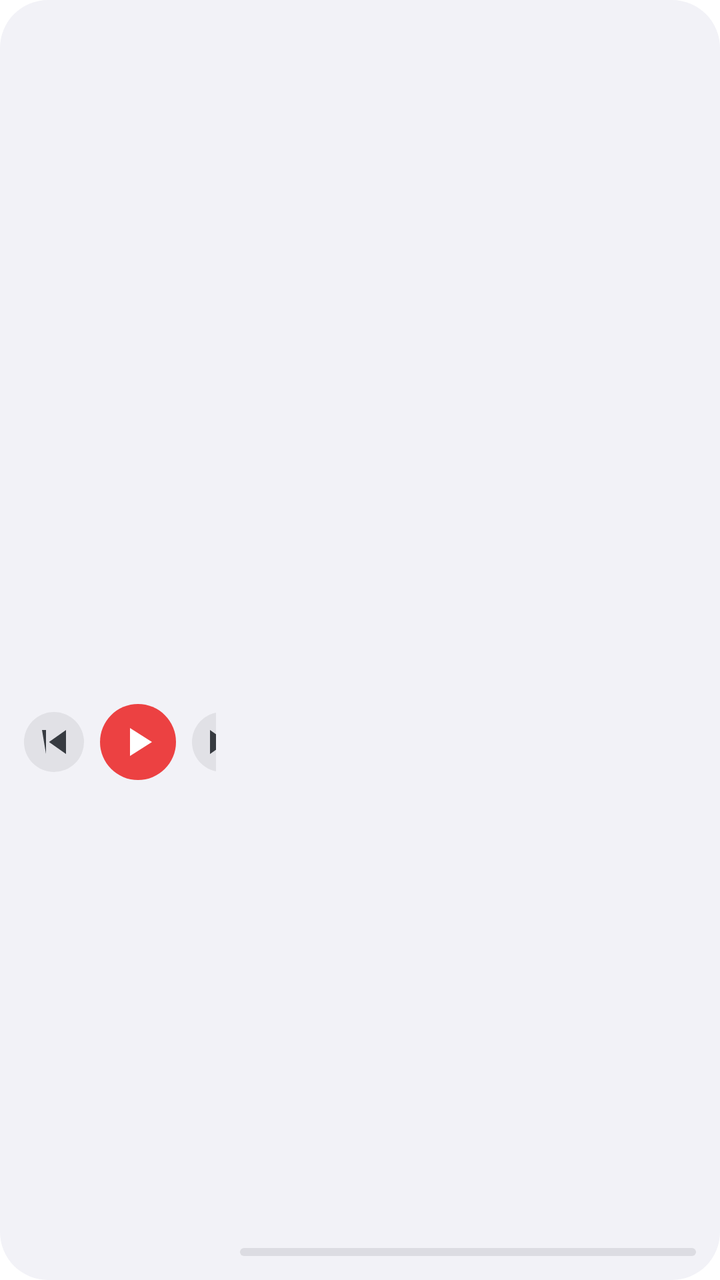
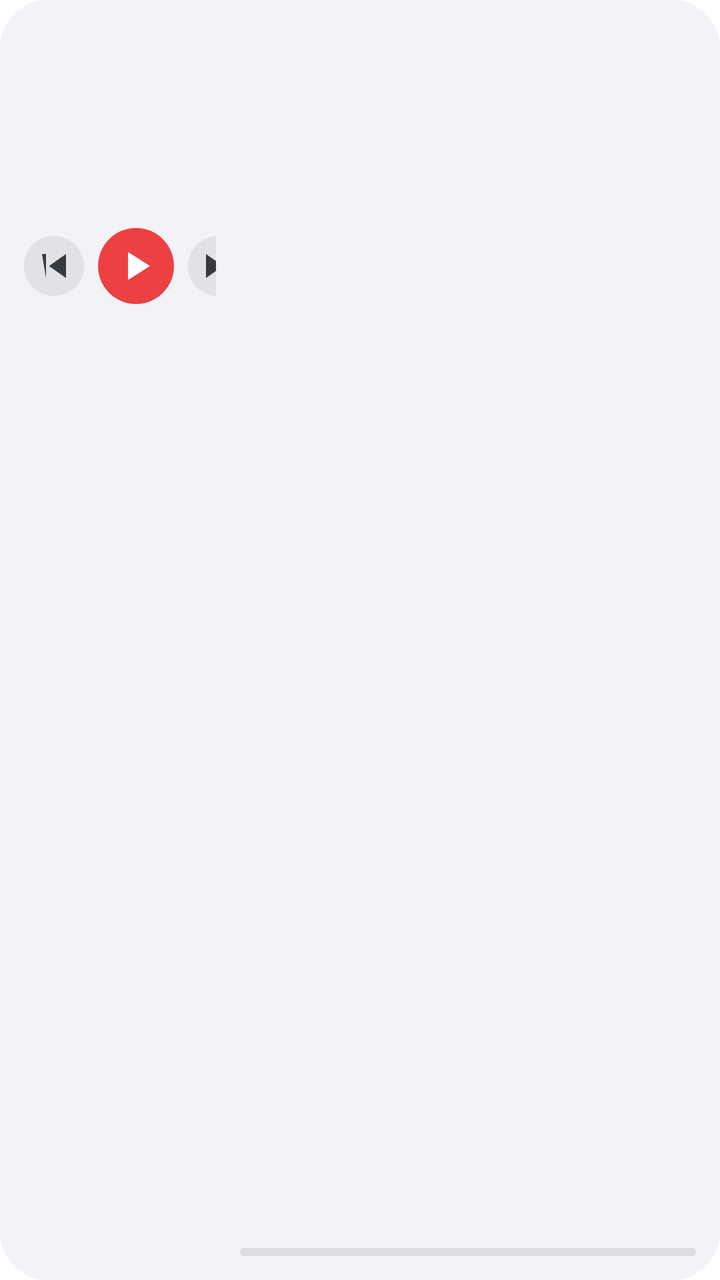

Compare the two renders of this Android layout. The source of the first and the diff that turns it into the second are given below.
<!-- AndroidManifest.xml: fallback theme Theme.MaterialComponents.DayNight.NoActionBar -->
<!-- res/layout/player_widget_lyric.xml -->
<?xml version="1.0" encoding="utf-8"?>
<LinearLayout xmlns:android="http://schemas.android.com/apk/res/android"
    android:id="@+id/root"
    android:layout_width="match_parent"
    android:layout_height="match_parent"
    android:orientation="horizontal"
    android:background="@drawable/widget_bg"
    android:padding="12dp">

    
    <LinearLayout
        android:layout_width="96dp"
        android:layout_height="match_parent"
        android:orientation="vertical"
        android:gravity="center">

        <ImageView
            android:id="@+id/cover"
            android:layout_width="96dp"
            android:layout_height="96dp"
            android:scaleType="centerCrop"
            android:contentDescription="@string/widget_label" />

        <LinearLayout
            android:layout_width="wrap_content"
            android:layout_height="wrap_content"
            android:layout_marginTop="6dp"
            android:orientation="horizontal"
            android:gravity="center_vertical">

            <ImageButton
                android:id="@+id/btnPrev"
                android:layout_width="30dp"
                android:layout_height="30dp"
                android:background="@drawable/widget_btn_circle"
                android:src="@drawable/ic_skip_previous"
                android:tint="@color/widget_icon"
                android:scaleType="centerInside"
                android:contentDescription="@string/widget_label" />

            <ImageButton
                android:id="@+id/btnPlay"
                android:layout_width="38dp"
                android:layout_height="38dp"
                android:layout_marginStart="8dp"
                android:layout_marginEnd="8dp"
                android:background="@drawable/widget_play_btn"
                android:src="@drawable/ic_play"
                android:scaleType="centerInside"
                android:contentDescription="@string/widget_label" />

            <ImageButton
                android:id="@+id/btnNext"
                android:layout_width="30dp"
                android:layout_height="30dp"
                android:background="@drawable/widget_btn_circle"
                android:src="@drawable/ic_skip_next"
                android:tint="@color/widget_icon"
                android:scaleType="centerInside"
                android:contentDescription="@string/widget_label" />
        </LinearLayout>
    </LinearLayout>

    
    <LinearLayout
        android:layout_width="0dp"
        android:layout_height="match_parent"
        android:layout_weight="1"
        android:layout_marginStart="12dp"
        android:orientation="vertical">

        <TextView
            android:id="@+id/songText"
            android:layout_width="match_parent"
            android:layout_height="wrap_content"
            android:textColor="@color/widget_text_primary"
            android:textSize="14sp"
            android:textStyle="bold"
            android:singleLine="true"
                android:ellipsize="end" />

        <TextView
            android:id="@+id/artistText"
            android:layout_width="match_parent"
            android:layout_height="wrap_content"
            android:layout_marginTop="1dp"
            android:textColor="@color/widget_text_secondary"
            android:textSize="10.5sp"
            android:textStyle="italic"
            android:singleLine="true"
            android:ellipsize="end" />

        <LinearLayout
            android:layout_width="match_parent"
            android:layout_height="0dp"
            android:layout_weight="1"
            android:layout_marginTop="4dp"
            android:orientation="vertical"
            android:gravity="center_vertical">

            <TextView
                android:id="@+id/lyricLine1"
                android:layout_width="match_parent"
                android:layout_height="wrap_content"
                android:minHeight="14dp"
                android:textColor="@color/widget_lyric_far"
                android:textSize="11sp"
                android:singleLine="true"
                android:ellipsize="end" />

            <TextView
                android:id="@+id/lyricLine2"
                android:layout_width="match_parent"
                android:layout_height="wrap_content"
                android:layout_marginTop="2dp"
                android:minHeight="15dp"
                android:textColor="@color/widget_lyric_near"
                android:textSize="11.5sp"
                android:singleLine="true"
                android:ellipsize="end" />

            
            <TextView
                android:id="@+id/lyricLine3"
                android:layout_width="match_parent"
                android:layout_height="wrap_content"
                android:layout_marginTop="2dp"
                android:minHeight="17dp"
                android:textColor="@color/widget_text_primary"
                android:textSize="13sp"
                android:textStyle="bold"
                android:singleLine="true"
                android:ellipsize="end" />

            <TextView
                android:id="@+id/lyricLine4"
                android:layout_width="match_parent"
                android:layout_height="wrap_content"
                android:layout_marginTop="2dp"
                android:minHeight="15dp"
                android:textColor="@color/widget_lyric_near"
                android:textSize="11.5sp"
                android:singleLine="true"
                android:ellipsize="end" />

            <TextView
                android:id="@+id/lyricLine5"
                android:layout_width="match_parent"
                android:layout_height="wrap_content"
                android:layout_marginTop="2dp"
                android:minHeight="14dp"
                android:textColor="@color/widget_lyric_far"
                android:textSize="11sp"
                android:singleLine="true"
                android:ellipsize="end" />
        </LinearLayout>

        <ProgressBar
            android:id="@+id/progress"
            style="?android:attr/progressBarStyleHorizontal"
            android:layout_width="match_parent"
            android:layout_height="wrap_content"
            android:layout_marginTop="4dp"
            android:max="100"
            android:progress="0"
            android:progressDrawable="@drawable/widget_progress_drawable"
            android:maxHeight="4dp"
            android:minHeight="4dp" />
    </LinearLayout>
</LinearLayout>
<!-- resources referenced by this layout -->
<resources>
  <color name="widget_icon">#FF373B41</color>
  <color name="widget_lyric_far">#54202224</color>
  <color name="widget_lyric_near">#8C202224</color>
  <color name="widget_text_primary">#FF202224</color>
  <color name="widget_text_secondary">#92202224</color>
  <!-- drawable ic_play (drawable) -->
  <vector xmlns:android="http://schemas.android.com/apk/res/android"
      android:width="24dp"
      android:height="24dp"
      android:viewportWidth="24"
      android:viewportHeight="24"
      android:tint="#FFFFFF">
      <path
          android:fillColor="#FFFFFF"
          android:pathData="M8,5v14l11,-7z" />
  </vector>
  <!-- drawable ic_skip_next (drawable) -->
  <vector xmlns:android="http://schemas.android.com/apk/res/android"
      android:width="24dp"
      android:height="24dp"
      android:viewportWidth="24"
      android:viewportHeight="24"
      android:tint="#FFFFFF">
      <path
          android:fillColor="#FFFFFF"
          android:pathData="M6,18l8.5,-6L6,6v12z M16,6v12h2L18,6h-2z" />
  </vector>
  <!-- drawable ic_skip_previous (drawable) -->
  <vector xmlns:android="http://schemas.android.com/apk/res/android"
      android:width="24dp"
      android:height="24dp"
      android:viewportWidth="24"
      android:viewportHeight="24"
      android:tint="#FFFFFF">
      <path
          android:fillColor="#FFFFFF"
          android:pathData="M6,6h2v12L6,6z M9.5,12l8.5,6L18,6L9.5,12z" />
  </vector>
  <!-- drawable widget_bg (drawable) -->
  <?xml version="1.0" encoding="utf-8"?>
  <shape xmlns:android="http://schemas.android.com/apk/res/android"
      android:shape="rectangle">
      <solid android:color="@color/widget_card_start" />
      <corners android:radius="24dp" />
  </shape>
  <!-- drawable widget_btn_circle (drawable) -->
  <?xml version="1.0" encoding="utf-8"?>
  <shape xmlns:android="http://schemas.android.com/apk/res/android"
      android:shape="oval">
      <solid android:color="@color/widget_circle_btn" />
  </shape>
  <!-- drawable widget_play_btn (drawable) -->
  <?xml version="1.0" encoding="utf-8"?>
  <shape xmlns:android="http://schemas.android.com/apk/res/android"
      android:shape="oval">
      <solid android:color="#EC4142" />
  </shape>
  <!-- drawable widget_progress_drawable (drawable) -->
  <?xml version="1.0" encoding="utf-8"?>
  <layer-list xmlns:android="http://schemas.android.com/apk/res/android">
      <item android:id="@android:id/background">
          <shape android:shape="rectangle">
              <solid android:color="@color/widget_track" />
              <corners android:radius="3dp" />
          </shape>
      </item>
      <item android:id="@android:id/progress">
          <clip>
              <shape android:shape="rectangle">
                  <solid android:color="@color/widget_fill" />
                  <corners android:radius="3dp" />
              </shape>
          </clip>
      </item>
  </layer-list>
  <string name="widget_label">弦予播放</string>
  <color name="widget_card_start">#F2F2F7</color>
  <color name="widget_circle_btn">#14202224</color>
  <color name="widget_track">#1A20242B</color>
  <color name="widget_fill">#EC4142</color>
</resources>

<!-- the commit's change to res/layout/player_widget_lyric.xml (unified diff, before → after) -->
@@ -12,7 +12,7 @@
         android:layout_width="96dp"
         android:layout_height="match_parent"
         android:orientation="vertical"
-        android:gravity="center">
+        android:gravity="center_horizontal">
 
         <ImageView
             android:id="@+id/cover"
@@ -32,6 +32,7 @@
                 android:id="@+id/btnPrev"
                 android:layout_width="30dp"
                 android:layout_height="30dp"
+                android:padding="3dp"
                 android:background="@drawable/widget_btn_circle"
                 android:src="@drawable/ic_skip_previous"
                 android:tint="@color/widget_icon"
@@ -42,8 +43,8 @@
                 android:id="@+id/btnPlay"
                 android:layout_width="38dp"
                 android:layout_height="38dp"
-                android:layout_marginStart="8dp"
-                android:layout_marginEnd="8dp"
+                android:layout_marginStart="7dp"
+                android:layout_marginEnd="7dp"
                 android:background="@drawable/widget_play_btn"
                 android:src="@drawable/ic_play"
                 android:scaleType="centerInside"
@@ -53,6 +54,7 @@
                 android:id="@+id/btnNext"
                 android:layout_width="30dp"
                 android:layout_height="30dp"
+                android:padding="3dp"
                 android:background="@drawable/widget_btn_circle"
                 android:src="@drawable/ic_skip_next"
                 android:tint="@color/widget_icon"
@@ -77,7 +79,7 @@
             android:textSize="14sp"
             android:textStyle="bold"
             android:singleLine="true"
-                android:ellipsize="end" />
+            android:ellipsize="end" />
 
         <TextView
             android:id="@+id/artistText"
@@ -94,7 +96,7 @@
             android:layout_width="match_parent"
             android:layout_height="0dp"
             android:layout_weight="1"
-            android:layout_marginTop="4dp"
+            android:layout_marginTop="3dp"
             android:orientation="vertical"
             android:gravity="center_vertical">
 
@@ -160,7 +162,7 @@
             style="?android:attr/progressBarStyleHorizontal"
             android:layout_width="match_parent"
             android:layout_height="wrap_content"
-            android:layout_marginTop="4dp"
+            android:layout_marginTop="3dp"
             android:max="100"
             android:progress="0"
             android:progressDrawable="@drawable/widget_progress_drawable"
